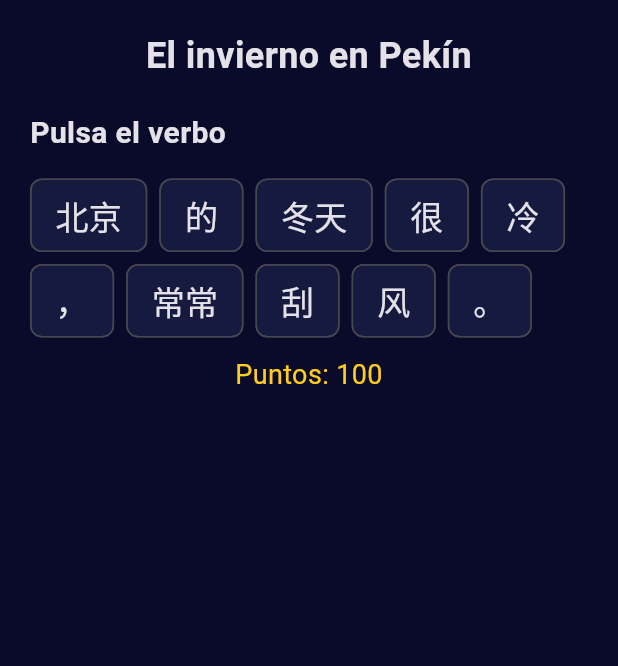
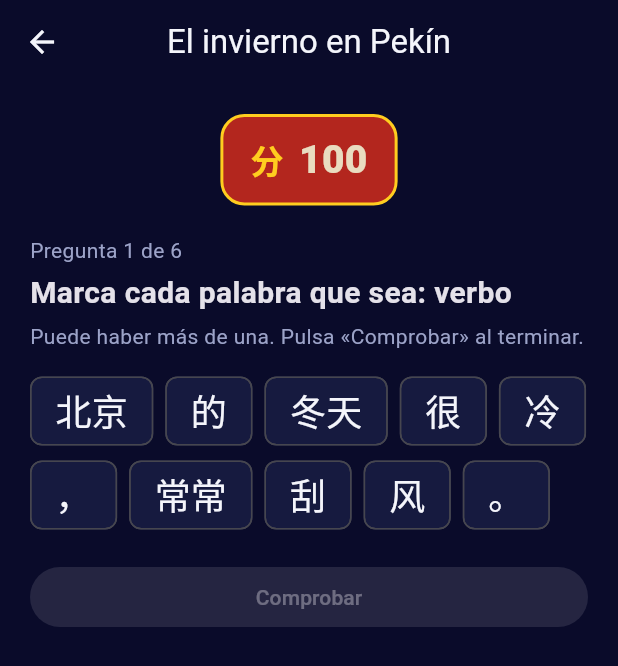
Before and after one commit to LucasLugoData/DingDong, a Flutter app: the ReadingExerciseScreen screen opened directly, after a tap on "El invierno frío de Pekín y la preferenc", after a tap on "Continuar", on a phone screen of 412 x 824 dp. Shown: the top 666 px of the screen. Run offline on Flutter 3.47's test engine with Material 3 defaults, Android fonts, the phone set to English and light mode, and no system bars; our stand-ins replace shared_preferences; accounts and stored records are empty.

Commit message:
Lectura: palabra muestra pinyin y significado, traducción con botón; análisis con selección múltiple, Comprobar, más preguntas y marcador nuevo
Co-Authored-By: Claude Opus 5.5 <noreply@anthropic.com>
Claude-Session: https://claude.ai/code/session_01At345aEwavmgpjwZtcfQ4n

```diff
--- a/lib/dynasty/reading_exercise_screen.dart
+++ b/lib/dynasty/reading_exercise_screen.dart
@@ -6,6 +6,17 @@ import '../data/reading_exercises.dart';
 import '../main.dart';
 import '../theme.dart';
 import 'results_screen.dart';
+
+/// Preguntas de análisis: hasta [perSentence] funciones distintas por frase
+/// (sin contar partículas), en orden de frase.
+List<({int sentence, String label})> analysisQuestions(
+    ReadingExercise exercise, Random random, {int perSentence = 2}) => [
+  for (var i = 0; i < exercise.taggedSentences.length; i++)
+    ...({for (final word in exercise.taggedSentences[i]) word.$2}
+        .where((label) => label != 'partícula').toList()..shuffle(random))
+        .take(perSentence)
+        .map((label) => (sentence: i, label: label)),
+];
 
 class ReadingExerciseScreen extends StatefulWidget {
   const ReadingExerciseScreen({super.key, this.random, this.readingTitle});
@@ -21,19 +32,22 @@ class _ReadingExerciseScreenState extends State<ReadingExerciseScreen> {
   late final ReadingExercise _exercise = readingExercises
       .firstWhere((item) => item.readingTitle == widget.readingTitle,
         orElse: () => readingExercises[_random.nextInt(readingExercises.length)]);
-  late final List<String> _labels = [
-    for (final sentence in _exercise.taggedSentences)
-      sentence[_random.nextInt(sentence.length)].$2,
-  ];
-  int _step = 0, _sentence = 0, _score = 0, _streak = 0, _mistakes = 0;
-  int? _feedback;
-  bool _finished = false;
+  late final _questions = analysisQuestions(_exercise, _random);
+  int _step = 0, _question = 0, _score = 0, _streak = 0, _mistakes = 0;
+  int? _ideaFeedback;
+  final Set<int> _selected = {};
+  bool? _checked;
 
   void _answerIdea(int index) {
-    if (_feedback != null) return;
+    if (_ideaFeedback != null) return;
     final correct = index == _exercise.correctIndex;
     setState(() {
-      _feedback = correct ? index : -index - 1;
+      _ideaFeedback = correct ? index : -index - 1;
+      _award(correct);
+    });
+  }
+
+  void _award(bool correct) {
     if (correct) {
       _score += (100 * (1 + _streak * .5)).round();
       _streak++;
@@ -41,41 +55,44 @@ class _ReadingExerciseScreenState extends State<ReadingExerciseScreen> {
       _mistakes++;
       _streak = 0;
     }
-    });
   }
 
-  void _answerWord(int index) {
-    if (_feedback != null) return;
-    final tagged = _exercise.taggedSentences[_sentence][index];
-    final correct = tagged.$2 == _labels[_sentence];
-    for (final word in store.allWords.where((w) => w.hanzi == tagged.$1)) {
-      store.recordAnswer(word.id, correct);
-      break;
+  List<(String, String)> get _words => _exercise.taggedSentences[_questions[_question].sentence];
+
+  Set<int> get _target => {
+    for (var i = 0; i < _words.length; i++)
+      if (_words[i].$2 == _questions[_question].label) i,
+  };
+
+  void _check() {
+    final target = _target;
+    final correct = _selected.length == target.length && _selected.containsAll(target);
+    for (final i in target) {
+      final word = store.allWords.where((w) => w.hanzi == _words[i].$1).firstOrNull;
+      if (word != null) store.recordAnswer(word.id, _selected.contains(i));
     }
     setState(() {
-      _feedback = correct ? index : -index - 1;
-      if (correct) {
-        _score += (100 * (1 + _streak * .5)).round();
-        _streak++;
-      } else {
-        _mistakes++;
-        _streak = 0;
-      }
+      _checked = correct;
+      _award(correct);
     });
   }
 
   void _continue() {
+    if (_step == 0) {
       setState(() {
-      _feedback = null;
-      if (_step == 0) {
         _step = 1;
-      } else if (_sentence + 1 < _exercise.taggedSentences.length) {
-        _sentence++;
-      } else {
-        _finished = true;
+        _ideaFeedback = null;
+      });
+      return;
     }
+    if (_question + 1 < _questions.length) {
+      setState(() {
+        _question++;
+        _selected.clear();
+        _checked = null;
       });
-    if (_finished) {
+      return;
+    }
     Navigator.of(context).pushReplacement(MaterialPageRoute<void>(
       builder: (_) => ResultsScreen(
         score: _score,
@@ -85,60 +102,145 @@ class _ReadingExerciseScreenState extends State<ReadingExerciseScreen> {
       ),
     ));
   }
-  }
 
   @override
   Widget build(BuildContext context) => Scaffold(
+    appBar: AppBar(title: Text(_exercise.readingTitle)),
     body: SafeArea(child: Center(child: ConstrainedBox(
       constraints: const BoxConstraints(maxWidth: 700),
       child: ListView(padding: const EdgeInsets.all(20), children: [
-        Text(_exercise.readingTitle, textAlign: TextAlign.center,
-          style: const TextStyle(fontSize: 24, fontWeight: FontWeight.bold)),
+        _ScoreBadge(score: _score, streak: _streak),
         const SizedBox(height: 20),
-        if (_step == 0) ...[
-          Text(_exercise.ideaQuestion, style: const TextStyle(fontSize: 20)),
+        if (_step == 0) ..._idea() else ..._analysis(),
+      ]),
+    ))),
+  );
+
+  List<Widget> _idea() => [
+    Text(_exercise.ideaQuestion, style: const TextStyle(fontSize: 20, fontWeight: FontWeight.w600)),
     const SizedBox(height: 12),
     for (var i = 0; i < _exercise.options.length; i++)
       Padding(padding: const EdgeInsets.only(bottom: 8), child: OutlinedButton(
         key: ValueKey('reading-option-$i'),
         style: OutlinedButton.styleFrom(
-                backgroundColor: _feedback == i ? AppColors.green.withValues(alpha: .25)
-                  : _feedback == -i - 1 ? AppColors.red.withValues(alpha: .22) : null),
+          padding: const EdgeInsets.all(14),
+          backgroundColor: _ideaFeedback == i ? AppColors.green.withValues(alpha: .25)
+            : _ideaFeedback == -i - 1 ? AppColors.red.withValues(alpha: .22) : null),
         onPressed: () => _answerIdea(i), child: Text(_exercise.options[i]))),
-        ] else ...[
-          Text('Pulsa el ${_labels[_sentence]}',
-            style: const TextStyle(fontSize: 20, fontWeight: FontWeight.w600)),
+    if (_ideaFeedback != null) ...[
+      _Feedback(correct: _ideaFeedback == _exercise.correctIndex,
+        wrongText: 'No es esa. Prueba otra vez.'),
+      if (_ideaFeedback == _exercise.correctIndex)
+        FilledButton(onPressed: _continue, child: const Text('Continuar'))
+      else
+        FilledButton(onPressed: () => setState(() => _ideaFeedback = null),
+          child: const Text('Intentar de nuevo')),
+    ],
+  ];
+
+  List<Widget> _analysis() {
+    final question = _questions[_question];
+    final target = _target;
+    final last = _question + 1 == _questions.length;
+    return [
+      Text('Pregunta ${_question + 1} de ${_questions.length}',
+        style: const TextStyle(color: AppColors.muted)),
+      const SizedBox(height: 4),
+      Text('Marca cada palabra que sea: ${question.label}',
+        key: const ValueKey('reading-instruction'),
+        style: const TextStyle(fontSize: 20, fontWeight: FontWeight.w700)),
+      const SizedBox(height: 4),
+      const Text('Puede haber más de una. Pulsa «Comprobar» al terminar.',
+        style: TextStyle(color: AppColors.muted)),
       const SizedBox(height: 16),
       Wrap(spacing: 8, runSpacing: 8, children: [
-            for (var i = 0; i < _exercise.taggedSentences[_sentence].length; i++)
-              ActionChip(
-                key: ValueKey('reading-word-$_sentence-$i'),
-                backgroundColor: _feedback == i ? AppColors.green.withValues(alpha: .25)
-                  : _feedback == -i - 1 ? AppColors.orange.withValues(alpha: .25) : null,
-                label: Text(_exercise.taggedSentences[_sentence][i].$1,
-                  style: const TextStyle(fontSize: 22)),
-                onPressed: () => _answerWord(i)),
+        for (var i = 0; i < _words.length; i++)
+          FilterChip(
+            key: ValueKey('reading-word-${question.sentence}-$i'),
+            showCheckmark: false,
+            selected: _selected.contains(i),
+            selectedColor: AppColors.accent.withValues(alpha: .35),
+            backgroundColor: _checked == null ? null
+              : target.contains(i) ? AppColors.green.withValues(alpha: .3)
+              : _selected.contains(i) ? AppColors.red.withValues(alpha: .3) : null,
+            label: Text(_words[i].$1, style: hanziStyle(24)),
+            onSelected: _checked != null ? null : (on) => setState(() {
+              on ? _selected.add(i) : _selected.remove(i);
+            }),
+          ),
       ]),
+      const SizedBox(height: 20),
+      if (_checked == null)
+        FilledButton(
+          key: const ValueKey('reading-check'),
+          onPressed: _selected.isEmpty ? null : _check,
+          child: const Text('Comprobar'))
+      else ...[
+        _Feedback(correct: _checked!,
+          wrongText: 'En verde están las correctas: ${[for (final i in target) _words[i].$1].join('、')}'),
+        FilledButton(onPressed: _continue, child: Text(last ? 'Terminar' : 'Siguiente')),
       ],
-        if (_feedback != null) ...[
-          const SizedBox(height: 16),
-          Text(_step == 0
-            ? (_feedback == _exercise.correctIndex ? '¡Correcto!' : 'No es esa; prueba la respuesta correcta.')
-            : (_feedback! >= 0 ? '¡Correcto!' : 'No es esa palabra.'),
-            style: TextStyle(color: _feedback! >= 0 ? AppColors.green : AppColors.orange,
-              fontWeight: FontWeight.bold)),
-          if (_step == 0 && _feedback != _exercise.correctIndex)
-            FilledButton(onPressed: () => setState(() => _feedback = null),
-              child: const Text('Intentar de nuevo')),
-          if (_step != 0 || _feedback == _exercise.correctIndex)
-            FilledButton(onPressed: _continue,
-            child: Text(_step == 0 ? 'Continuar' :
-              _sentence + 1 == _exercise.taggedSentences.length ? 'Terminar' : 'Siguiente frase')),
-        ],
-        const SizedBox(height: 12),
-        Text('Puntos: $_score', textAlign: TextAlign.center,
-          style: const TextStyle(color: AppColors.gold, fontSize: 18)),
+    ];
+  }
+}
+
+class _Feedback extends StatelessWidget {
+  const _Feedback({required this.correct, required this.wrongText});
+  final bool correct;
+  final String wrongText;
+
+  @override
+  Widget build(BuildContext context) {
+    final color = correct ? AppColors.green : AppColors.red;
+    return Container(
+      margin: const EdgeInsets.symmetric(vertical: 14),
+      padding: const EdgeInsets.all(14),
+      decoration: BoxDecoration(
+        color: color.withValues(alpha: .15),
+        border: Border.all(color: color, width: 2),
+        borderRadius: BorderRadius.circular(14),
+      ),
+      child: Row(children: [
+        Icon(correct ? Icons.check_circle : Icons.cancel, color: color, size: 30),
+        const SizedBox(width: 12),
+        Expanded(child: Text(correct ? '¡Correcto!' : wrongText,
+          style: TextStyle(color: color, fontSize: 18, fontWeight: FontWeight.w800))),
       ]),
-    ))),
     );
   }
+}
+
+/// Marcador de puntos estilo sello: puntos y racha.
+class _ScoreBadge extends StatelessWidget {
+  const _ScoreBadge({required this.score, required this.streak});
+  final int score;
+  final int streak;
+
+  @override
+  Widget build(BuildContext context) => Center(
+    child: Container(
+      padding: const EdgeInsets.symmetric(horizontal: 18, vertical: 10),
+      decoration: BoxDecoration(
+        color: AppColors.seal,
+        borderRadius: BorderRadius.circular(16),
+        border: Border.all(color: AppColors.gold, width: 2),
+      ),
+      child: Row(mainAxisSize: MainAxisSize.min, children: [
+        const Text('分', style: TextStyle(color: AppColors.gold, fontSize: 22,
+          fontFamilyFallback: cjkFallback, fontWeight: FontWeight.w700)),
+        const SizedBox(width: 10),
+        TweenAnimationBuilder<double>(
+          tween: Tween(end: score.toDouble()),
+          duration: const Duration(milliseconds: 400),
+          builder: (context, value, _) => Text('${value.round()}',
+            key: const ValueKey('reading-score'),
+            style: const TextStyle(color: AppColors.paper, fontSize: 26, fontWeight: FontWeight.w900)),
+        ),
+        if (streak > 1) ...[
+          const SizedBox(width: 10),
+          Text('racha ×$streak', style: const TextStyle(color: AppColors.gold, fontWeight: FontWeight.w700)),
+        ],
+      ]),
+    ),
+  );
+}
```
Also changed, not shown: lib/screens/reading_screen.dart (+21 -10 lines), 1 other file. Lines whose indentation alone changed are shown as unchanged.
